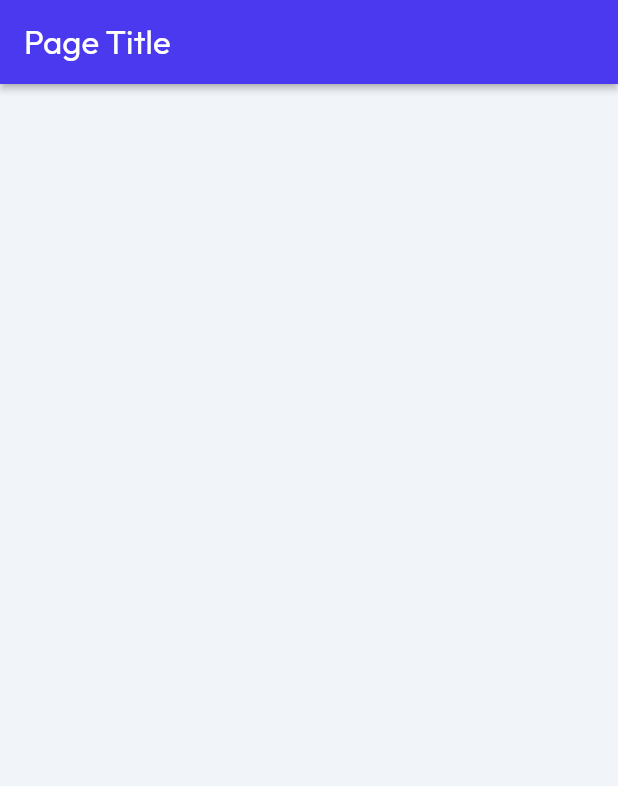
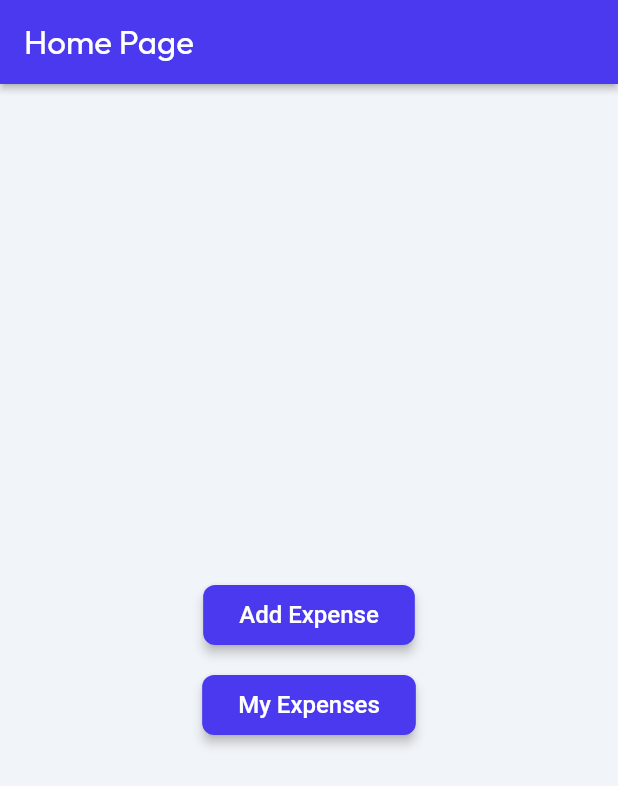
Before and after one commit to ayushflow/expense_tracker_branching_poc, a Flutter app: the screen it shows after launch, on a phone screen of 412 x 824 dp. Shown: the top 786 px of the screen. Run offline on Flutter 3.47's test engine with Material 3 defaults, Android fonts, the phone set to English and light mode, and no system bars; drawn by our look-alikes of auto_size_text; our stand-ins replace csv, flutter_secure_storage, font_awesome_flutter, from_css_color, go_router, google_fonts and 4 more; missing offline and left inert: json_path; Roboto replaces fonts that are missing (Readex Pro).

Commit message:
added relevant cta

```diff
--- a/lib/pages/home_page/home_page_widget.dart
+++ b/lib/pages/home_page/home_page_widget.dart
@@ -45,7 +45,7 @@ class _HomePageWidgetState extends State<HomePageWidget> {
           backgroundColor: FlutterFlowTheme.of(context).primary,
           automaticallyImplyLeading: false,
           title: Text(
-            'Page Title',
+            'Home Page',
             style: FlutterFlowTheme.of(context).headlineMedium.override(
                   fontFamily: 'Outfit',
                   color: Colors.white,
@@ -58,9 +58,68 @@ class _HomePageWidgetState extends State<HomePageWidget> {
         ),
         body: SafeArea(
           top: true,
-          child: Column(
-            mainAxisSize: MainAxisSize.max,
-            children: [],
+          child: Container(
+            width: MediaQuery.sizeOf(context).width * 1.0,
+            height: MediaQuery.sizeOf(context).height * 1.0,
+            decoration: BoxDecoration(),
+            child: Column(
+              mainAxisSize: MainAxisSize.max,
+              mainAxisAlignment: MainAxisAlignment.center,
+              children: [
+                FFButtonWidget(
+                  onPressed: () async {
+                    context.pushNamed('AddExpenseScreen');
+                  },
+                  text: 'Add Expense',
+                  options: FFButtonOptions(
+                    height: 40.0,
+                    padding:
+                        EdgeInsetsDirectional.fromSTEB(24.0, 0.0, 24.0, 0.0),
+                    iconPadding:
+                        EdgeInsetsDirectional.fromSTEB(0.0, 0.0, 0.0, 0.0),
+                    color: FlutterFlowTheme.of(context).primary,
+                    textStyle: FlutterFlowTheme.of(context).titleSmall.override(
+                          fontFamily: 'Readex Pro',
+                          color: Colors.white,
+                        ),
+                    elevation: 3.0,
+                    borderSide: BorderSide(
+                      color: Colors.transparent,
+                      width: 1.0,
+                    ),
+                    borderRadius: BorderRadius.circular(8.0),
+                  ),
+                ),
+                Padding(
+                  padding: EdgeInsetsDirectional.fromSTEB(0.0, 20.0, 0.0, 0.0),
+                  child: FFButtonWidget(
+                    onPressed: () async {
+                      context.pushNamed('MyExpensesScreen');
+                    },
+                    text: 'My Expenses',
+                    options: FFButtonOptions(
+                      height: 40.0,
+                      padding:
+                          EdgeInsetsDirectional.fromSTEB(24.0, 0.0, 24.0, 0.0),
+                      iconPadding:
+                          EdgeInsetsDirectional.fromSTEB(0.0, 0.0, 0.0, 0.0),
+                      color: FlutterFlowTheme.of(context).primary,
+                      textStyle:
+                          FlutterFlowTheme.of(context).titleSmall.override(
+                                fontFamily: 'Readex Pro',
+                                color: Colors.white,
+                              ),
+                      elevation: 3.0,
+                      borderSide: BorderSide(
+                        color: Colors.transparent,
+                        width: 1.0,
+                      ),
+                      borderRadius: BorderRadius.circular(8.0),
+                    ),
+                  ),
+                ),
+              ],
+            ),
           ),
         ),
       ),
```
